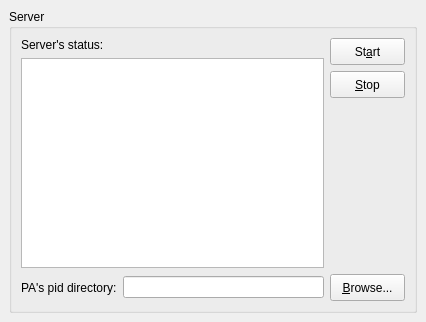
AnarManafov/PoD, file res/wgServer.ui: the form before one commit.
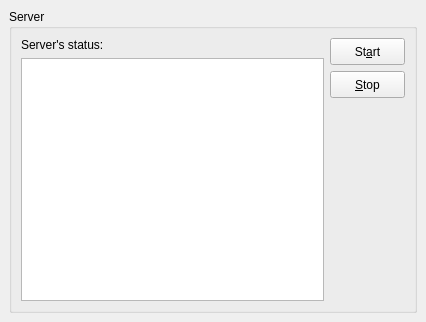
The form after the commit.

Commit message: removed PID directory controlls

Diff of the .ui file:
```diff
--- a/res/wgServer.ui
+++ b/res/wgServer.ui
@@ -47,50 +47,6 @@
           <property name="spacing" >
            <number>6</number>
           </property>
-          <item>
-           <widget class="QLabel" name="label_3" >
-            <property name="text" >
-             <string>PA's pid directory:</string>
-            </property>
-           </widget>
-          </item>
-          <item>
-           <widget class="QLineEdit" name="edtPIDDir" >
-            <property name="text" >
-             <string/>
-            </property>
-            <property name="readOnly" >
-             <bool>true</bool>
-            </property>
-           </widget>
-          </item>
-          <item>
-           <widget class="QPushButton" name="btnBrowsePIDDir" >
-            <property name="sizePolicy" >
-             <sizepolicy>
-              <hsizetype>0</hsizetype>
-              <vsizetype>0</vsizetype>
-              <horstretch>0</horstretch>
-              <verstretch>0</verstretch>
-             </sizepolicy>
-            </property>
-            <property name="minimumSize" >
-             <size>
-              <width>75</width>
-              <height>27</height>
-             </size>
-            </property>
-            <property name="maximumSize" >
-             <size>
-              <width>75</width>
-              <height>27</height>
-             </size>
-            </property>
-            <property name="text" >
-             <string>&amp;Browse...</string>
-            </property>
-           </widget>
-          </item>
          </layout>
         </item>
         <item row="0" column="0" >
```
